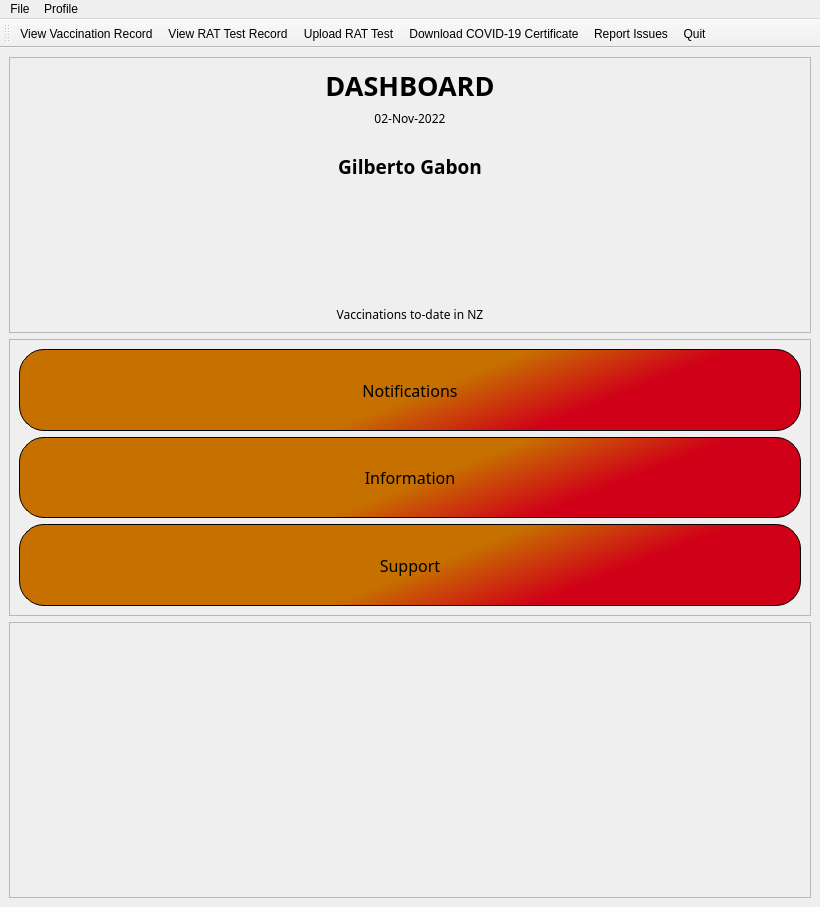
The window that MyCovidRecord/dashboard.ui (gagabon501/cs106-2) describes before a commit, drawn with Qt 5.
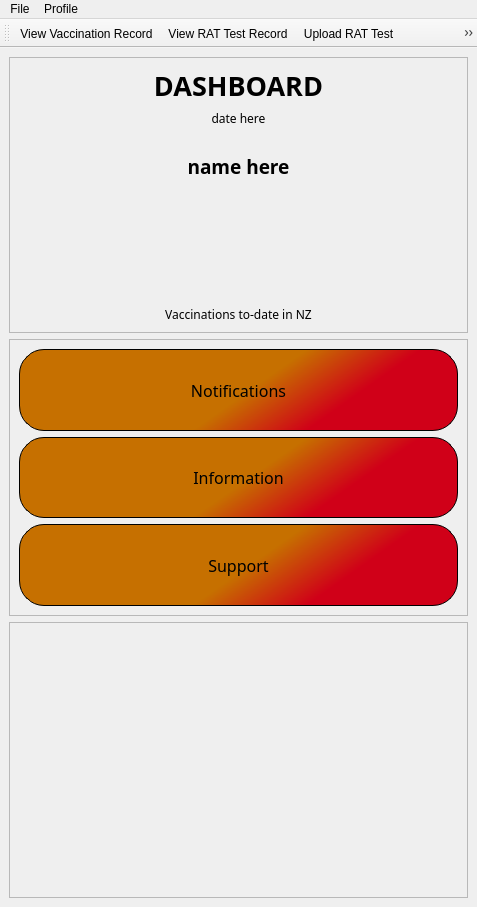
The same window after the commit. Icons and pictures are not drawn.

Commit message: Done Change Password inside user dashboard

```diff
--- a/MyCovidRecord/dashboard.ui
+++ b/MyCovidRecord/dashboard.ui
@@ -6,7 +6,7 @@
    <rect>
     <x>0</x>
     <y>0</y>
-    <width>820</width>
+    <width>477</width>
     <height>907</height>
    </rect>
   </property>
@@ -72,7 +72,7 @@
             </font>
            </property>
            <property name="text">
-            <string>02-Nov-2022</string>
+            <string>date here</string>
            </property>
            <property name="alignment">
             <set>Qt::AlignCenter</set>
@@ -114,7 +114,7 @@
             </font>
            </property>
            <property name="text">
-            <string>Gilberto Gabon</string>
+            <string>name here</string>
            </property>
            <property name="alignment">
             <set>Qt::AlignCenter</set>
@@ -333,7 +333,7 @@
     <rect>
      <x>0</x>
      <y>0</y>
-     <width>820</width>
+     <width>477</width>
      <height>21</height>
     </rect>
    </property>
```
The commit also changes 11 other files.
